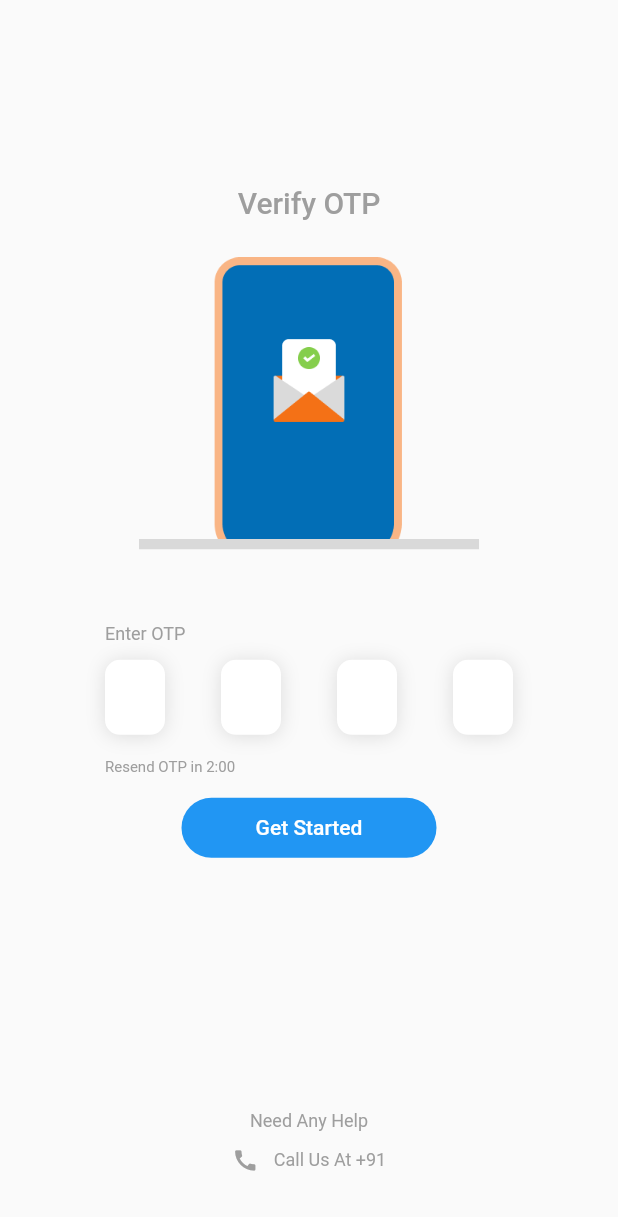
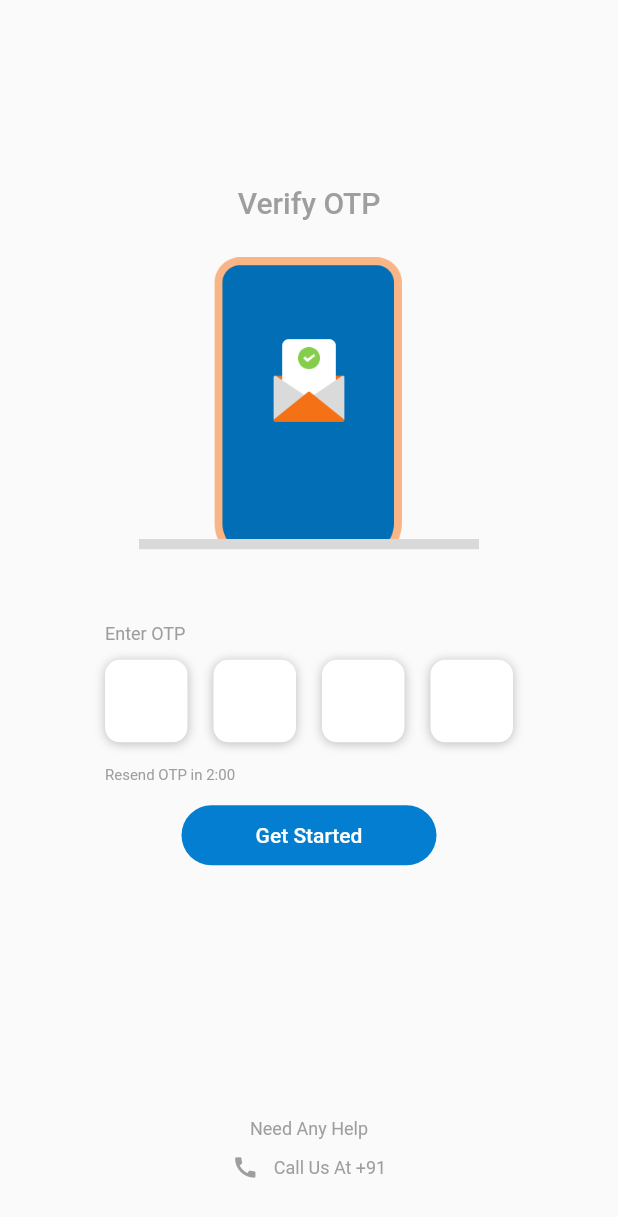
Before and after one commit to Sanoj-Raja/packers_movers, a Flutter app: the screen it shows after launch, after a tap on "GET OTP", on a phone screen of 412 x 824 dp. Shown: the top 1217 px of the screen. Run offline on Flutter 3.47's test engine with Material 2 defaults, Android fonts, the phone set to English and light mode, and no system bars; drawn by our look-alikes of pin_code_fields; our stand-ins replace bloc.

Commit message:
button color updated in signUp and VerifyOTP Screen

```diff
--- a/lib/app/constants/app_colors.dart
+++ b/lib/app/constants/app_colors.dart
@@ -6,4 +6,5 @@ class AppColors {
   static const textBlack = Color(0xFF000000);
   static const termsLinkBlue = Color(0xFF000000);
   static const textOrange = Color(0xFFE87B26);
+  static const shadowColor = Color(0x0f000000);
 }
--- a/lib/app/modules/sign_up_screen/sign_up_screen_ui/sign_up_screen.dart
+++ b/lib/app/modules/sign_up_screen/sign_up_screen_ui/sign_up_screen.dart
@@ -4,6 +4,8 @@ import 'package:packers_movers/app/constants/app_assets.dart';
 import 'package:packers_movers/app/modules/veryify_otp_screen/verify_otp_screen_ui/verify_otp_screen.dart';
 import 'package:packers_movers/app/utils/get_screen_size.dart';
 import 'package:packers_movers/app/widgets/gapper.dart';
+
+import '../../../constants/app_colors.dart';
 
 class SignUpScreen extends StatelessWidget {
   const SignUpScreen({Key? key}) : super(key: key);
@@ -51,8 +53,7 @@ class SignUpScreen extends StatelessWidget {
                   color: Colors.white,
                   boxShadow: [
                     BoxShadow(
-                      color: Colors.grey.withOpacity(0.4),
-                      spreadRadius: 2.0,
+                      color: AppColors.shadowColor.withOpacity(0.25),
                       blurRadius: 8.0,
                       offset: const Offset(0, 3), // shadow offset from top-left
                     ),
@@ -123,7 +124,7 @@ class SignUpScreen extends StatelessWidget {
                 },
                 style: TextButton.styleFrom(
                   minimumSize: const Size(170, 40),
-                  backgroundColor: Colors.blue,
+                  backgroundColor: AppColors.primaryBlue,
                   shape: RoundedRectangleBorder(
                     borderRadius: BorderRadius.circular(20.0),
                   ),
@@ -132,7 +133,10 @@ class SignUpScreen extends StatelessWidget {
                   padding: EdgeInsets.symmetric(horizontal: 10),
                   child: Text(
                     'GET OTP',
-                    style: TextStyle(color: Colors.white),
+                    style: TextStyle(
+                      color: Colors.white,
+                      fontWeight: FontWeight.w400,
+                    ),
                   ),
                 ),
               ),
--- a/lib/app/modules/veryify_otp_screen/verify_otp_screen_ui/verify_otp_screen.dart
+++ b/lib/app/modules/veryify_otp_screen/verify_otp_screen_ui/verify_otp_screen.dart
@@ -1,4 +1,5 @@
 import 'package:flutter/material.dart';
+import 'package:packers_movers/app/constants/app_colors.dart';
 import 'package:pin_code_fields/pin_code_fields.dart';
 import '../../../constants/app_assets.dart';
 import '../../../utils/get_screen_size.dart';
@@ -54,8 +55,8 @@ class VerifyOtpScreen extends StatelessWidget {
                 pinTheme: PinTheme(
                   shape: PinCodeFieldShape.box,
                   borderRadius: BorderRadius.circular(10),
-                  fieldHeight: 50,
-                  fieldWidth: 40,
+                  fieldHeight: 55,
+                  fieldWidth: 55,
                   activeFillColor: Colors.white,
                   inactiveColor: Colors.white,
                   inactiveFillColor: Colors.white,
@@ -67,11 +68,11 @@ class VerifyOtpScreen extends StatelessWidget {
                 animationDuration: const Duration(milliseconds: 300),
                 enableActiveFill: true,
                 keyboardType: TextInputType.number,
-                boxShadows: const [
+                boxShadows: [
                   BoxShadow(
-                    offset: Offset(0, 1),
-                    color: Colors.black12,
-                    blurRadius: 10,
+                    offset: const Offset(0, 1),
+                    color: AppColors.shadowColor.withOpacity(0.25),
+                    blurRadius: 5,
                   )
                 ],
               ),
@@ -102,7 +103,7 @@ class VerifyOtpScreen extends StatelessWidget {
               },
               style: TextButton.styleFrom(
                 minimumSize: const Size(170, 40),
-                backgroundColor: Colors.blue,
+                backgroundColor: AppColors.primaryBlue,
                 shape: RoundedRectangleBorder(
                   borderRadius: BorderRadius.circular(20.0),
                 ),
```
